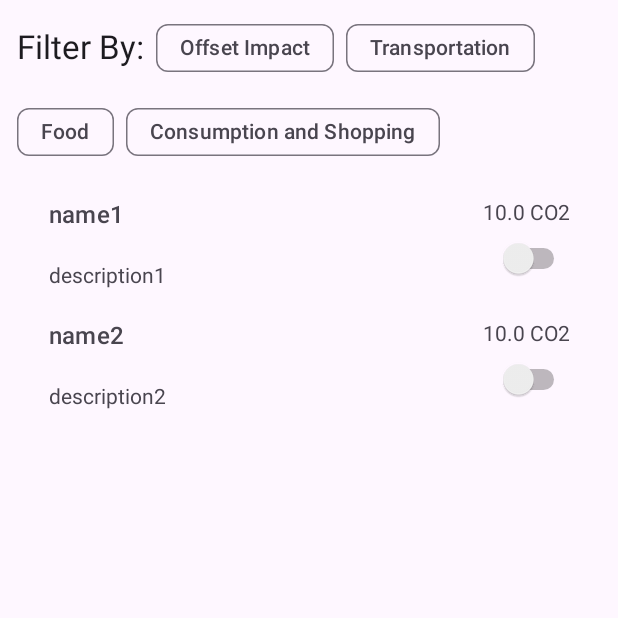
After one commit to jasonnghim8/PlanetZe_gp5, an Android app: the fragment HabitTrackerFragment placed in its activity, on a phone screen of 412 x 824 dp, the top half of it. The commit adds this screen. Run offline under Robolectric (Android 15) with nearby library versions, the phone set to English and light mode, and no system bars; our stand-ins replace Firebase (no records; nobody signed in at launch, a user with empty details on screens opened directly).

Commit message:
Added almost entirety of habit tracker part with functionality and user interface to add new habits display habits filter habits and more.

```diff
--- a/app/src/main/java/com/example/planetZe_gp5/DataModel.java
+++ b/app/src/main/java/com/example/planetZe_gp5/DataModel.java
@@ -1,7 +1,11 @@
 package com.example.planetZe_gp5;
+
+import android.util.Log;
 
 import androidx.annotation.NonNull;
 
+import com.example.planetZe_gp5.ecotracker.AverageFootprint;
+import com.example.planetZe_gp5.ecotracker.Calculation;
 import com.example.planetZe_gp5.ecotracker.Item;
 import com.example.planetZe_gp5.ecotracker.ItemAdapter;
 import com.google.firebase.database.DataSnapshot;
@@ -10,6 +14,7 @@ import com.google.firebase.database.DatabaseReference;
 import com.google.firebase.database.FirebaseDatabase;
 import com.google.firebase.database.ValueEventListener;
 
+import java.util.HashMap;
 import java.util.List;
 
 final public class DataModel {
@@ -125,6 +130,36 @@ final public class DataModel {
         });
     }
 
+    public void readAllItemFootprints(HashMap<String, AverageFootprint> map, Observer observer) {
+        ref = db.getReference(userPath + "ecotracker/");
+        ref.addListenerForSingleValueEvent(new ValueEventListener() {
+            @Override
+            public void onDataChange(@NonNull DataSnapshot dataSnapshot) {
+                for (DataSnapshot snapshot : dataSnapshot.getChildren()) {
+                    for (DataSnapshot item : snapshot.getChildren()) {
+                        double itemFootprint = Calculation.calculateFootprint(item.getKey(), (String)item.getValue());
+                        AverageFootprint value;
+
+                        if (map.containsKey(item.getKey())) {
+                            value = map.get(item.getKey());
+                        } else {
+                            value = new AverageFootprint();
+                            map.put(item.getKey(), value);
+                        }
+                        value.footprint += itemFootprint;
+                        value.count++;
+                    }
+                }
+                observer.updateAfterRead(map);
+            }
+
+            @Override
+            public void onCancelled(@NonNull DatabaseError databaseError) {
+                // Handle possible errors
+            }
+        });
+    }
+
     public void writeData(String path, Object value) {
         DatabaseReference myRef = db.getReference(path);
         myRef.setValue(value);
--- /dev/null
+++ b/app/src/main/java/com/example/planetZe_gp5/ecotracker/HabitAdapter.java
@@ -0,0 +1,66 @@
+package com.example.planetZe_gp5.ecotracker;
+
+import android.view.LayoutInflater;
+import android.view.View;
+import android.view.ViewGroup;
+import android.widget.CompoundButton;
+import android.widget.Switch;
+import android.widget.TextView;
+
+import androidx.annotation.NonNull;
+import androidx.recyclerview.widget.RecyclerView;
+
+import com.example.planetZe_gp5.R;
+
+import java.util.List;
+
+public class HabitAdapter extends RecyclerView.Adapter<HabitAdapter.ItemViewHolder> {
+    private List<Habit> habitList;
+
+    public HabitAdapter(List<Habit> habitList) {
+        this.habitList = habitList;
+    }
+
+    @NonNull
+    @Override
+    public ItemViewHolder onCreateViewHolder(@NonNull ViewGroup parent, int viewType) {
+        View view = LayoutInflater.from(parent.getContext()).inflate(R.layout.activity_habit_adapater, parent, false);
+        return new ItemViewHolder(view);
+    }
+
+    @Override
+    public void onBindViewHolder(@NonNull ItemViewHolder holder, int position) {
+        Habit habit = habitList.get(position);
+
+        holder.textName.setText(habit.name);
+        holder.textDescription.setText(habit.description);
+        double roundedOffset = Math.round(habit.offsetValue * 100) / 100.0;
+        holder.textOffset.setText(roundedOffset + " CO2");
+
+        holder.switchButton.setOnCheckedChangeListener(new CompoundButton.OnCheckedChangeListener() {
+            @Override
+            public void onCheckedChanged(CompoundButton buttonView, boolean isChecked) {
+                habit.selected = isChecked;
+            }
+        });
+    }
+
+    @Override
+    public int getItemCount() {
+        return habitList.size();
+    }
+
+    public static class ItemViewHolder extends RecyclerView.ViewHolder {
+        TextView textName, textDescription, textOffset;
+        Switch switchButton;
+
+        public ItemViewHolder(@NonNull View itemView) {
+            super(itemView);
+            textName = itemView.findViewById(R.id.name);
+            textDescription = itemView.findViewById(R.id.description);
+            textOffset = itemView.findViewById(R.id.footprintOffset);
+            switchButton = itemView.findViewById(R.id.switch1);
+
+        }
+    }
+}
--- /dev/null
+++ b/app/src/main/java/com/example/planetZe_gp5/ecotracker/HabitTrackerFragment.java
@@ -0,0 +1,138 @@
+package com.example.planetZe_gp5.ecotracker;
+
+import static com.example.planetZe_gp5.LocalData.CONSUMPTION;
+import static com.example.planetZe_gp5.LocalData.FOOD;
+import static com.example.planetZe_gp5.LocalData.TRANSPORTATION;
+import static com.example.planetZe_gp5.LocalData.allHabitsList;
+import static com.example.planetZe_gp5.LocalData.habitList;
+
+import android.os.Bundle;
+import android.view.LayoutInflater;
+import android.view.View;
+import android.view.ViewGroup;
+import android.widget.CompoundButton;
+
+import androidx.annotation.NonNull;
+import androidx.annotation.Nullable;
+import androidx.fragment.app.Fragment;
+import androidx.fragment.app.FragmentTransaction;
+import androidx.recyclerview.widget.LinearLayoutManager;
+import androidx.recyclerview.widget.RecyclerView;
+
+import com.example.planetZe_gp5.DataModel;
+import com.example.planetZe_gp5.LocalData;
+import com.example.planetZe_gp5.Observer;
+import com.example.planetZe_gp5.R;
+import com.google.android.material.chip.Chip;
+
+import java.util.Collections;
+import java.util.HashMap;
+
+public class HabitTrackerFragment extends Fragment implements Observer {
+    private RecyclerView recyclerView;
+    private HabitAdapter habitAdapter;
+    private HashMap<String, AverageFootprint> idToFootprint;
+    private Chip impactChip, transportationChip, foodChip, consumptionChip;
+    private final boolean[] includeCategory = {false, false, false};
+
+    @Nullable
+    @Override
+    public View onCreateView(@NonNull LayoutInflater inflater, @Nullable ViewGroup container, @Nullable Bundle savedInstanceState) {
+        View view = inflater.inflate(R.layout.fragment_habit_tracker, container, false);
+        impactChip = view.findViewById(R.id.chipImpact);
+        transportationChip = view.findViewById(R.id.chipTransportation);
+        foodChip = view.findViewById(R.id.chipFood);
+        consumptionChip = view.findViewById(R.id.chipConsumption);
+        recyclerView = view.findViewById(R.id.recyclerView);
+        recyclerView.setLayoutManager(new LinearLayoutManager(getContext()));
+        DataModel dbModel = DataModel.getInstance();
+
+        LocalData.initializeHabitList();
+
+        idToFootprint = new HashMap<>();
+        dbModel.readAllItemFootprints(idToFootprint, this);
+
+        impactChip.setOnCheckedChangeListener(new CompoundButton.OnCheckedChangeListener() {
+            @Override
+            public void onCheckedChanged(CompoundButton buttonView, boolean isChecked) {
+                sortByImpact(true);
+            }
+        });
+        transportationChip.setOnCheckedChangeListener(new CompoundButton.OnCheckedChangeListener() {
+            @Override
+            public void onCheckedChanged(CompoundButton buttonView, boolean isChecked) {
+                includeCategory[TRANSPORTATION] = isChecked;
+                filterByCategory();
+            }
+        });
+        foodChip.setOnCheckedChangeListener(new CompoundButton.OnCheckedChangeListener() {
+            @Override
+            public void onCheckedChanged(CompoundButton buttonView, boolean isChecked) {
+                includeCategory[FOOD] = isChecked;
+                filterByCategory();
+            }
+        });
+        consumptionChip.setOnCheckedChangeListener(new CompoundButton.OnCheckedChangeListener() {
+            @Override
+            public void onCheckedChanged(CompoundButton buttonView, boolean isChecked) {
+                includeCategory[CONSUMPTION] = isChecked;
+                filterByCategory();
+            }
+        });
+
+        return view;
+    }
+
+    public void updateAfterRead(Object map) {
+        updateOffsetValues();
+        habitAdapter = new HabitAdapter(habitList);
+        recyclerView.setAdapter(habitAdapter);
+    }
+
+    private void updateOffsetValues() {
+        // reset offset to calculate updated average impact
+        for (Habit habit : habitList) {
+            habit.offsetValue = habit.carbonFootprint;
+            for (String replacedHabit : habit.replacedHabits) {
+                if (idToFootprint.containsKey(replacedHabit)) {
+                    AverageFootprint footprint = idToFootprint.get(replacedHabit);
+                    habit.offsetValue -= footprint.footprint / footprint.count;
+                }
+            }
+        }
+    }
+
+    private void sortByImpact(boolean notifyDataSet) {
+        if (!impactChip.isChecked()) return;
+
+        Collections.sort(habitList);
+        if (notifyDataSet) {
+            habitAdapter.notifyDataSetChanged();
+        }
+    }
+
+    private void filterByCategory() {
+        habitList.clear();
+        // if all filters are unchecked then show all habits.
+        if (!includeCategory[TRANSPORTATION] && !includeCategory[FOOD] && !includeCategory[CONSUMPTION]) {
+            habitList.addAll(allHabitsList);
+        }
+        else {
+            for (Habit habit : allHabitsList) {
+                if (includeCategory[habit.category]) {
+                    habitList.add(habit);
+                }
+            }
+        }
+
+        sortByImpact(false);
+        habitAdapter.notifyDataSetChanged();
+    }
+
+    private void loadFragment(Fragment fragment) {
+        FragmentTransaction transaction = getParentFragmentManager().beginTransaction();
+        transaction.replace(R.id.fragment_container, fragment);
+        transaction.addToBackStack(null);
+        transaction.commit();
+    }
+}
--- /dev/null
+++ b/app/src/main/res/layout/activity_habit_adapater.xml
@@ -0,0 +1,48 @@
+<?xml version="1.0" encoding="utf-8"?>
+<androidx.constraintlayout.widget.ConstraintLayout xmlns:android="http://schemas.android.com/apk/res/android"
+    xmlns:app="http://schemas.android.com/apk/res-auto"
+    xmlns:tools="http://schemas.android.com/tools"
+    android:layout_width="match_parent"
+    android:layout_height="wrap_content"
+    android:padding="8dp">
+
+    <TextView
+        android:id="@+id/name"
+        android:layout_width="wrap_content"
+        android:layout_height="wrap_content"
+        android:layout_marginStart="8dp"
+        android:layout_marginTop="3dp"
+        android:text="@string/habit_name"
+        android:textAppearance="@style/TextAppearance.Material3.ActionBar.Subtitle"
+        app:layout_constraintStart_toStartOf="parent"
+        app:layout_constraintTop_toTopOf="parent" />
+
+    <TextView
+        android:id="@+id/description"
+        android:layout_width="wrap_content"
+        android:layout_height="wrap_content"
+        android:layout_marginTop="20dp"
+        android:text="@string/habit_description"
+        app:layout_constraintStart_toStartOf="@+id/name"
+        app:layout_constraintTop_toBottomOf="@+id/name" />
+
+    <TextView
+        android:id="@+id/footprintOffset"
+        android:layout_width="wrap_content"
+        android:layout_height="wrap_content"
+        android:layout_marginTop="3dp"
+        android:layout_marginEnd="8dp"
+        android:text="@string/carbon_offset"
+        app:layout_constraintEnd_toEndOf="parent"
+        app:layout_constraintTop_toTopOf="parent" />
+
+    <Switch
+        android:id="@+id/switch1"
+        android:layout_width="wrap_content"
+        android:layout_height="wrap_content"
+        android:layout_marginTop="8dp"
+        app:layout_constraintEnd_toEndOf="@+id/footprintOffset"
+        app:layout_constraintTop_toBottomOf="@+id/footprintOffset" />
+
+
+</androidx.constraintlayout.widget.ConstraintLayout>
--- a/app/src/main/res/layout/fragment_ecotracker_main.xml
+++ b/app/src/main/res/layout/fragment_ecotracker_main.xml
@@ -23,11 +23,11 @@
         app:layout_constraintVertical_bias="0.0" />
 
     <Button
-        android:id="@+id/button5"
+        android:id="@+id/buttonHabitTracker"
         android:layout_width="160dp"
         android:layout_height="48dp"
         android:layout_marginTop="16dp"
-        android:text="Habit Tracker"
+        android:text="@string/habit_tracker_button"
         app:layout_constraintEnd_toEndOf="parent"
         app:layout_constraintStart_toStartOf="parent"
         app:layout_constraintTop_toTopOf="parent" />
@@ -51,7 +51,7 @@
         app:layout_constraintEnd_toEndOf="parent"
         app:layout_constraintHorizontal_bias="0.492"
         app:layout_constraintStart_toStartOf="parent"
-        app:layout_constraintTop_toBottomOf="@+id/button5" />
+        app:layout_constraintTop_toBottomOf="@+id/buttonHabitTracker" />
 
     <ImageButton
         android:id="@+id/buttonDelete"
--- /dev/null
+++ b/app/src/main/res/layout/fragment_habit_tracker.xml
@@ -0,0 +1,72 @@
+<?xml version="1.0" encoding="utf-8"?>
+<androidx.constraintlayout.widget.ConstraintLayout xmlns:android="http://schemas.android.com/apk/res/android"
+    xmlns:app="http://schemas.android.com/apk/res-auto"
+    xmlns:tools="http://schemas.android.com/tools"
+    android:layout_width="match_parent"
+    android:layout_height="match_parent"
+    android:focusable="true"
+    android:focusableInTouchMode="true"
+    tools:focusableInTouchMode="true">
+
+    <androidx.recyclerview.widget.RecyclerView
+        android:id="@+id/recyclerView"
+        android:layout_width="379dp"
+        android:layout_height="0dp"
+        android:layout_marginStart="1dp"
+        android:layout_marginTop="8dp"
+        android:layout_marginEnd="1dp"
+        app:layout_constraintBottom_toBottomOf="parent"
+        app:layout_constraintEnd_toEndOf="parent"
+        app:layout_constraintStart_toStartOf="parent"
+        app:layout_constraintTop_toBottomOf="@+id/chipGroup" />
+
+    <com.google.android.material.chip.ChipGroup
+        android:id="@+id/chipGroup"
+        android:layout_width="0dp"
+        android:layout_height="wrap_content"
+        android:layout_marginStart="11dp"
+        android:layout_marginTop="8dp"
+        android:layout_marginEnd="11dp"
+        app:layout_constraintEnd_toEndOf="parent"
+        app:layout_constraintStart_toStartOf="parent"
+        app:layout_constraintTop_toTopOf="parent">
+
+        <TextView
+            android:id="@+id/textView2"
+            android:layout_width="wrap_content"
+            android:layout_height="wrap_content"
+            android:text="@string/filter_by"
+            android:textAppearance="@style/TextAppearance.AppCompat.Large"
+            android:translationY="8dp" />
+
+        <com.google.android.material.chip.Chip
+            android:id="@+id/chipImpact"
+            style="@style/Widget.Material3.Chip.Filter"
+            android:layout_width="wrap_content"
+            android:layout_height="wrap_content"
+            android:text="@string/chip_impact" />
+
+        <com.google.android.material.chip.Chip
+            android:id="@+id/chipTransportation"
+            style="@style/Widget.Material3.Chip.Filter"
+            android:layout_width="wrap_content"
+            android:layout_height="wrap_content"
+            android:text="@string/chip_transportation" />
+
+        <com.google.android.material.chip.Chip
+            android:id="@+id/chipFood"
+            style="@style/Widget.Material3.Chip.Filter"
+            android:layout_width="wrap_content"
+            android:layout_height="wrap_content"
+            android:text="@string/chip_food" />
+
+        <com.google.android.material.chip.Chip
+            android:id="@+id/chipConsumption"
+            style="@style/Widget.Material3.Chip.Filter"
+            android:layout_width="wrap_content"
+            android:layout_height="wrap_content"
+            android:text="@string/chip_consumption" />
+
+    </com.google.android.material.chip.ChipGroup>
+
+</androidx.constraintlayout.widget.ConstraintLayout>
--- a/app/src/main/res/values/strings.xml
+++ b/app/src/main/res/values/strings.xml
@@ -15,6 +15,8 @@
     <string name="add_item">Add</string>
     <string name="save">Save Edits</string>
     <string name="key">Key</string>
+    <string name="footprint">000</string>
+
     <string name="next">Next</string>
     <string name="back">Back</string>
     <string name="recyclerview">View Items</string>
@@ -22,6 +24,17 @@
     <string name="spinner">Spinner</string>
     <string name="manage_items">Manage Items</string>
     <string name="textView4">Select a Date:</string>
+
+    <string name="habit_tracker_button">Habit Tracker</string>
+    <string name="habit_name">Habit Name</string>
+    <string name="habit_description">Habit Description</string>
+    <string name="carbon_offset">Carbon Offset</string>
+
+    <string name="filter_by">Filter By:</string>
+    <string name="chip_impact">Offset Impact</string>
+    <string name="chip_transportation">Transportation</string>
+    <string name="chip_food">Food</string>
+    <string name="chip_consumption">Consumption and Shopping</string>
 
     <string-array name="emptyArray">
     </string-array>
```
Also changed, not shown: app/src/main/java/com/example/planetZe_gp5/LocalData.java (+58 -17 lines), app/src/main/java/com/example/planetZe_gp5/ecotracker/AverageFootprint.java (added, +11 -0 lines), app/src/main/java/com/example/planetZe_gp5/ecotracker/Calculation.java (added, +9 -0 lines), app/src/main/java/com/example/planetZe_gp5/ecotracker/EcoTrackerAddItemFragment.java (+4 -4 lines), app/src/main/java/com/example/planetZe_gp5/ecotracker/EcoTrackerMainFragment.java (+10 -3 lines), app/src/main/java/com/example/planetZe_gp5/ecotracker/Habit.java (added, +28 -0 lines), app/src/main/java/com/example/planetZe_gp5/ecotracker/ItemAdapter.java (+5 -3 lines), app/src/main/res/layout/activity_item_adapater.xml (+14 -3 lines).
